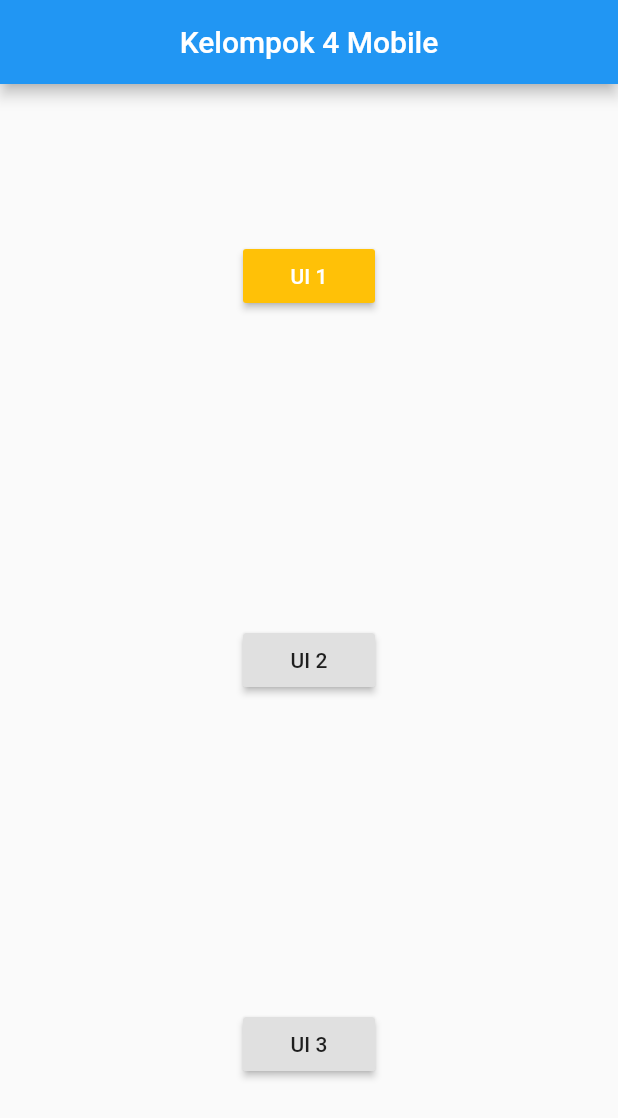
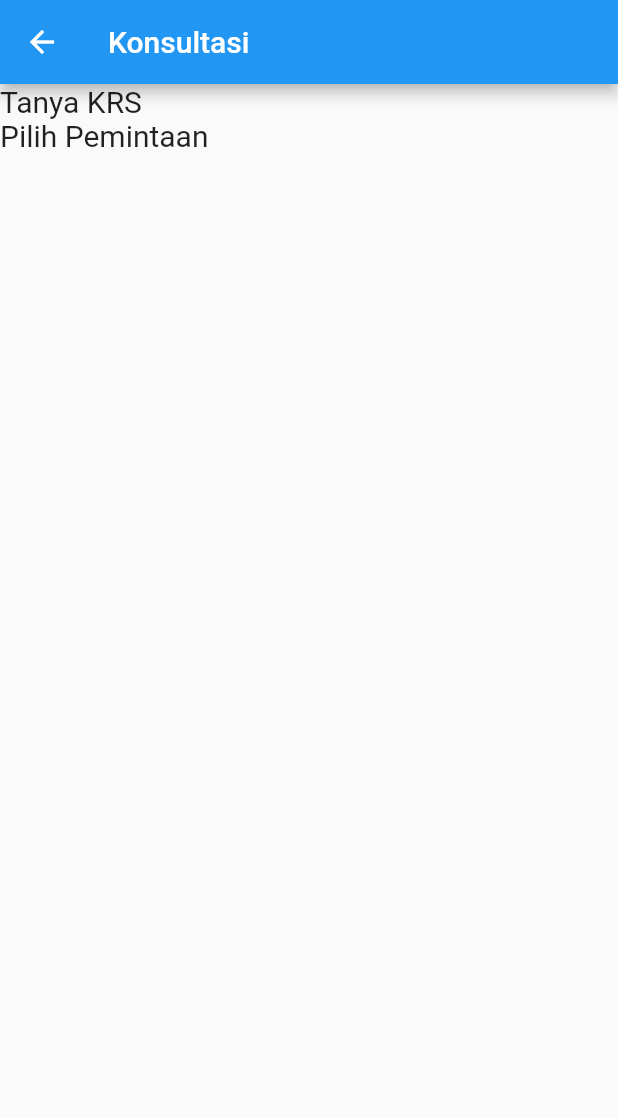
Before and after one commit to Anelka-Lazuardi/Uts_mobile, a Flutter app: the screen it shows after launch, on a phone screen of 412 x 824 dp. Shown: the top 1118 px of the screen. Run offline on Flutter 3.47's test engine with Material 2 defaults, Android fonts, the phone set to English and light mode, and no system bars.

Commit message:
Update Project 2

```diff
--- a/lib/main.dart
+++ b/lib/main.dart
@@ -17,30 +17,51 @@ class MyApp extends StatelessWidget {
       ),
       home: Scaffold(
         appBar: AppBar(
-          title: Text("Kelompok 4 Mobile"),
-          centerTitle: true,
+          leading: Icon(Icons.arrow_back),
+          title: Text("Konsultasi"),
+          centerTitle: false,
         ),
-        body: Center(
-          child: Column(
-            mainAxisAlignment: MainAxisAlignment.spaceAround,
-            children: [
-              RaisedButton(
-                onPressed: () {},
-                child: Text("UI 1"),
-                color: Colors.amber,
-                textColor: Colors.white,
+
+        body: ListView(
+          children: <Widget>[
+            Text(
+              'Tanya KRS',
+              style: TextStyle(
+                //fontStyle: FontStyle.italic,
+                fontSize: 20,
               ),
-              RaisedButton(
-                onPressed: () {},
-                child: Text("UI 2"),
+            ),
+            Text(
+              'Pilih Pemintaan',
+              style: TextStyle(
+                //fontStyle: FontStyle.italic,
+                fontSize: 20,
               ),
-              RaisedButton(
-                onPressed: () {},
-                child: Text("UI 3"),
-              ),
-            ],
-          ),
+            ),
+          ],
         ),
+
+        // body: Center(
+        //   child: Column(
+        //     mainAxisAlignment: MainAxisAlignment.spaceAround,
+        //     children: [
+        //       RaisedButton(
+        //         onPressed: () {},
+        //         child: Text("UI 1"),
+        //         color: Colors.amber,
+        //         textColor: Colors.white,
+        //       ),
+        //       RaisedButton(
+        //         onPressed: () {},
+        //         child: Text("UI 2"),
+        //       ),
+        //       RaisedButton(
+        //         onPressed: () {},
+        //         child: Text("UI 3"),
+        //       ),
+        //     ],
+        //   ),
+        // ),
       ),
     );
   }
```
Also changed, not shown: pubspec.lock.
